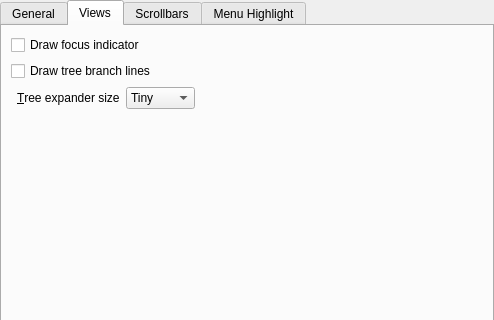
First picture: the form in kstyle/config/ui/oxygenstyleconfig.ui, repository KDE/oxygen, before the edit; both pictures show x 0 to 494 and y 0 to 320 of the 494 by 629 pixel window.
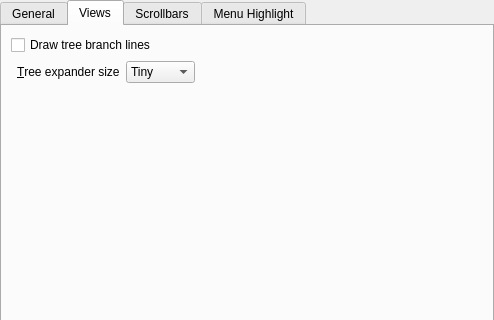
Second picture: the form after the edit. The open tabs and pages were chosen to show the change. Custom widgets are drawn as their Qt base class.

Commit message: remove viewDrawFocus, because broken reorganize method so that header order match implementation and match breeze hide toolbar handle when toolbar separators are hidden

```diff
--- a/kstyle/config/ui/oxygenstyleconfig.ui
+++ b/kstyle/config/ui/oxygenstyleconfig.ui
@@ -198,20 +198,13 @@
       </attribute>
       <layout class="QGridLayout" name="gridLayout_5">
        <item row="0" column="0" colspan="2">
-        <widget class="QCheckBox" name="_viewDrawFocusIndicator">
-         <property name="text">
-          <string>Draw focus indicator</string>
-         </property>
-        </widget>
-       </item>
-       <item row="1" column="0" colspan="2">
         <widget class="QCheckBox" name="_viewDrawTreeBranchLines">
          <property name="text">
           <string>Draw tree branch lines</string>
          </property>
         </widget>
        </item>
-       <item row="2" column="1">
+       <item row="1" column="1">
         <widget class="QWidget" name="_viewsExpertWidget" native="true">
          <layout class="QHBoxLayout" name="horizontalLayout">
           <property name="leftMargin">
@@ -271,7 +264,7 @@
          </layout>
         </widget>
        </item>
-       <item row="3" column="0" colspan="2">
+       <item row="2" column="0" colspan="2">
         <spacer name="verticalSpacer_3">
          <property name="orientation">
           <enum>Qt::Vertical</enum>
```
Left out of the diff: 1 changed line with no effect on the pictures. The commit also changes 4 other files.
